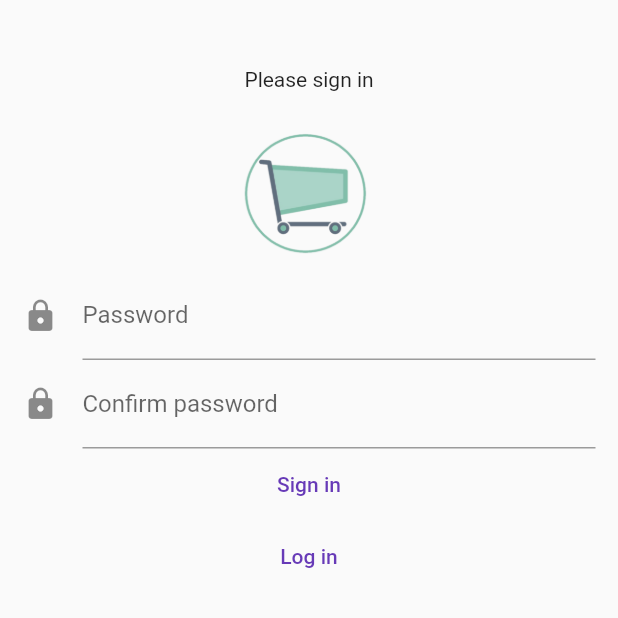
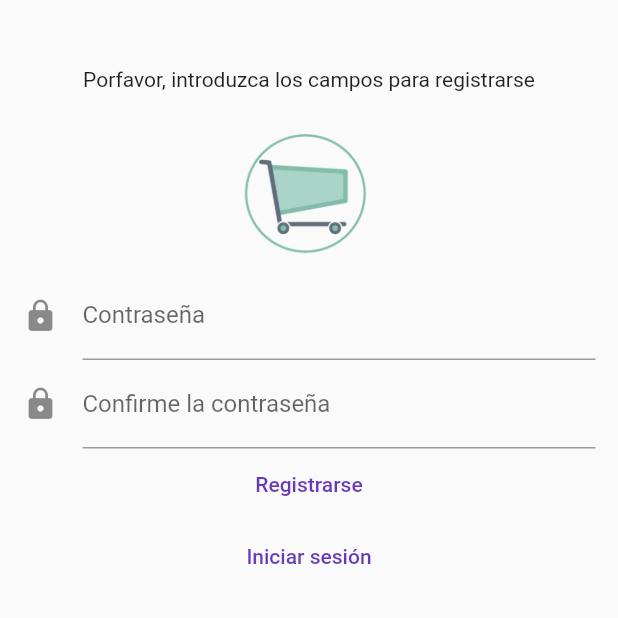
Before and after one commit to jdmac94/CartRecipe, a Flutter app: the SignInWithGoogle screen opened directly, on a phone screen of 412 x 824 dp, the top half of it. Run offline on Flutter 3.47's test engine with Material 2 defaults, Android fonts, the phone set to English and light mode, and no system bars; our stand-ins replace dots_indicator, flutter_rating_bar, flutter_speed_dial, google_sign_in, shared_preferences; missing offline and left inert: dart:ffi, flutter_barcode_scanner, flutter_picker, social_share; accounts and stored records are empty.

Commit message:
More fixes

```diff
--- a/cartrecipe/lib/api/api_wrapper.dart
+++ b/cartrecipe/lib/api/api_wrapper.dart
@@ -15,8 +15,8 @@ class ApiWrapper {
 
   factory ApiWrapper() => _instance ?? ApiWrapper._internal();
 
-  final String endpoint = //"158.109.74.46:55005";
-      "3587b861185a.ngrok.io";
+  final String endpoint = "158.109.74.46:55005";
+  //"3587b861185a.ngrok.io";
 
   String authToken;
 
--- a/cartrecipe/lib/models/product.dart
+++ b/cartrecipe/lib/models/product.dart
@@ -50,7 +50,7 @@ class Product {
 
     if (json['imgs'] != null) {
       if (json['imgs'][0] == null) {
-        _image = 'null';
+        _image = null;
       } else {
         _image = json['imgs'][0].values.toList();
       }
@@ -101,8 +101,8 @@ class Product {
     return Product(
       id: json['id'],
       name: _name,
-      image: _image == null ? _image : _image[0],
-      //image: _image[0],
+      //image: _image == null ? _image : _image[0],
+      image: _image[0],
       allergens: _listAllergens,
       nutriScore: _nutriScore,
       ecoScore: _ecosScore,
--- a/cartrecipe/lib/screens/fridge_screen.dart
+++ b/cartrecipe/lib/screens/fridge_screen.dart
@@ -75,7 +75,8 @@ class _FridgeScreenState extends State<FridgeScreen> {
                               ),
                             ),
                           )
-                        : proveedor.productList.isEmpty
+                        : ((proveedor.productList == null) ||
+                                (proveedor.productList.isEmpty))
                             ? Center(
                                 child: Text('No hay datos en la nevera'),
                               )
--- a/cartrecipe/lib/screens/login/log_in.dart
+++ b/cartrecipe/lib/screens/login/log_in.dart
@@ -109,7 +109,7 @@ class _LogIn extends State<LogIn> {
               child: Column(
                 children: [
                   SizedBox(height: 30),
-                  Text("Please log in"),
+                  Text("Porfavor, introduzca los campos para iniciar sesión"),
                   SizedBox(height: 10),
                   new Image.asset(
                     'assets/images/logo/logocart.png',
@@ -137,13 +137,13 @@ class _LogIn extends State<LogIn> {
                       decoration: const InputDecoration(
                         focusColor: Colors.deepPurple,
                         icon: Icon(Icons.lock),
-                        labelText: 'Password',
+                        labelText: 'Contraseña',
                       ),
                     ),
                   ),
                   Center(
                     child: TextButton(
-                        child: Text("Log in"),
+                        child: Text("Iniciar sesión"),
                         onPressed: () => {
                               setState(() {
                                 if (_formKey.currentState.validate()) {
--- a/cartrecipe/lib/screens/login/sign_in.dart
+++ b/cartrecipe/lib/screens/login/sign_in.dart
@@ -143,7 +143,7 @@ class _SignIn extends State<SignIn> {
                 child: Column(
                   children: [
                     SizedBox(height: 30),
-                    Text("Please sign in"),
+                    Text("Porfavor, introduzca los campos para registrarse"),
                     SizedBox(height: 20),
                     new Image.asset(
                       'assets/images/logo/logocart.png',
@@ -198,7 +198,7 @@ class _SignIn extends State<SignIn> {
                         controller: passwordText,
                         decoration: const InputDecoration(
                           icon: Icon(Icons.lock),
-                          labelText: 'Password',
+                          labelText: 'Contraseña',
                         ),
                       ),
                     ),
@@ -215,13 +215,13 @@ class _SignIn extends State<SignIn> {
                         obscureText: true,
                         decoration: const InputDecoration(
                           icon: Icon(Icons.lock),
-                          labelText: 'Confirm password',
+                          labelText: 'Confirme la contraseña',
                         ),
                       ),
                     ),
                     Center(
                         child: TextButton(
-                            child: Text("Sign in"),
+                            child: Text("Registrarse"),
                             onPressed: () => {
                                   if (_formKey.currentState.validate())
                                     {
--- a/cartrecipe/lib/screens/login/sign_in_with_google.dart
+++ b/cartrecipe/lib/screens/login/sign_in_with_google.dart
@@ -212,7 +212,7 @@ class _SignInWithGoogle extends State<SignInWithGoogle> {
                 child: Column(
                   children: [
                     SizedBox(height: 30),
-                    Text("Please sign in"),
+                    Text("Porfavor, introduzca los campos para registrarse"),
                     SizedBox(height: 20),
                     new Image.asset(
                       'assets/images/logo/logocart.png',
@@ -227,7 +227,7 @@ class _SignInWithGoogle extends State<SignInWithGoogle> {
                         controller: passwordText,
                         decoration: const InputDecoration(
                           icon: Icon(Icons.lock),
-                          labelText: 'Password',
+                          labelText: 'Contraseña',
                         ),
                       ),
                     ),
@@ -244,13 +244,13 @@ class _SignInWithGoogle extends State<SignInWithGoogle> {
                         obscureText: true,
                         decoration: const InputDecoration(
                           icon: Icon(Icons.lock),
-                          labelText: 'Confirm password',
+                          labelText: 'Confirme la contraseña',
                         ),
                       ),
                     ),
                     Center(
                         child: TextButton(
-                            child: Text("Sign in"),
+                            child: Text("Registrarse"),
                             onPressed: () => {
                                   if (_formKey.currentState.validate())
                                     {
@@ -267,7 +267,7 @@ class _SignInWithGoogle extends State<SignInWithGoogle> {
                                 })),
                     Center(
                         child: TextButton(
-                            child: Text("Log in"),
+                            child: Text("Iniciar sesión"),
                             onPressed: () => {
                                   if (_formKey.currentState.validate())
                                     {
--- a/cartrecipe/lib/screens/welcome.dart
+++ b/cartrecipe/lib/screens/welcome.dart
@@ -32,7 +32,7 @@ class Welcome extends StatelessWidget {
         crossAxisAlignment: CrossAxisAlignment.center,
         children: [
           Text(
-            "Welcome to CartRecipe!",
+            "Bienvendo a CartRecipe!",
             style: TextStyle(fontWeight: FontWeight.bold),
           ),
           new Image.asset(
@@ -43,7 +43,7 @@ class Welcome extends StatelessWidget {
           Center(
             child: Container(
               child: ElevatedButton(
-                child: Text("Sign In"),
+                child: Text("Registrarse"),
                 onPressed: () => Navigator.push(
                     context, MaterialPageRoute(builder: (context) => SignIn())),
               ),
@@ -51,7 +51,7 @@ class Welcome extends StatelessWidget {
           ),
           Center(
             child: OutlinedButton(
-              child: Text("Log in"),
+              child: Text("Iniciar sesión"),
               onPressed: () => Navigator.push(
                   context, MaterialPageRoute(builder: (context) => LogIn())),
             ),
@@ -59,7 +59,7 @@ class Welcome extends StatelessWidget {
           Center(
             child: Container(
               child: ElevatedButton(
-                child: Text("Sign In or Log In With Google"),
+                child: Text("Registrarte o inicia sesión con Google"),
                 onPressed: () async {
                   await _handleSignIn();
                   Navigator.push(
--- a/cartrecipe/lib/widgets/fridge/delete_all_alert.dart
+++ b/cartrecipe/lib/widgets/fridge/delete_all_alert.dart
@@ -23,7 +23,7 @@ class DeleteAllAlert extends StatelessWidget {
         ),
         actions: [
           TextButton(
-            child: Text('Eliminar Todo'),
+            child: Text('Eliminar todo'),
             onPressed: () {
               ScaffoldMessenger.of(context)
                   .showSnackBar(SnackBar(content: Text('Vaciando nevera')));
--- a/cartrecipe/lib/widgets/perfil/ingredients_text_fields.dart
+++ b/cartrecipe/lib/widgets/perfil/ingredients_text_fields.dart
@@ -17,7 +17,7 @@ class IngredientsTextFields extends StatefulWidget {
 class _IngredientsTextFieldsState extends State<IngredientsTextFields> {
   TextEditingController unitsController;
   List<String> ingredientsList = [];
-  String dropdownValueIngredient = 'Nutella';
+  String dropdownValueIngredient = 'aceite';
   String dropdownValueUnits = "gramos";
   List<String> unitsList = [
     "libras",
```
Also changed, not shown: cartrecipe/lib/screens/profile/editing_preferences_screen.dart (+8 -3 lines), cartrecipe/lib/screens/profile/recetario_screen.dart (+13 -1 lines), cartrecipe/lib/screens/search_screen.dart (+27 -25 lines).
